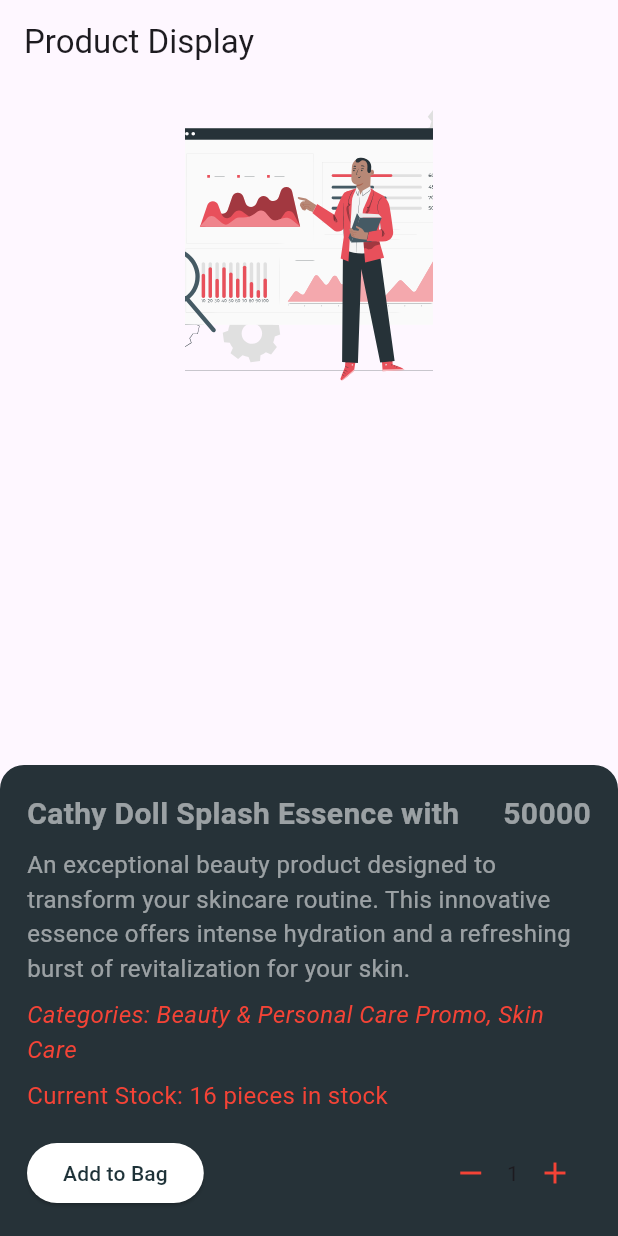
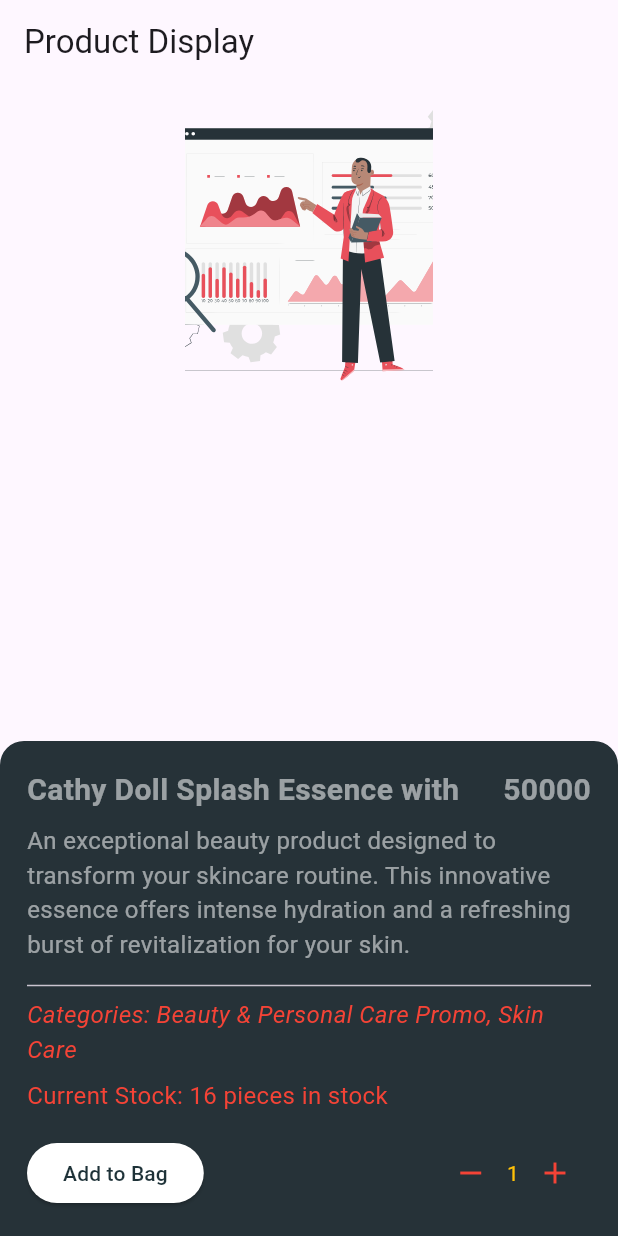
Before and after one commit to jawa-d/phar, a Flutter app: the screen it shows after launch, on a phone screen of 412 x 824 dp. Run offline on Flutter 3.47's test engine with Material 3 defaults, Android fonts, the phone set to English and light mode, and no system bars; our stand-ins replace flutter_svg, flutter_svg_provider, google_fonts, salomon_bottom_bar.

Commit message:
const Divider

```diff
--- a/lib/Medicine.dart
+++ b/lib/Medicine.dart
@@ -31,6 +31,7 @@
           Align(
             alignment: Alignment.bottomCenter,
             child: Container(
+              //height: 0,
               width: double.infinity,
               padding: EdgeInsets.all(16),
               decoration: BoxDecoration(
@@ -65,6 +66,8 @@
                     style: TextStyle(fontSize: 16,color:Colors.white54),
                   ),
                   SizedBox(height: 8),
+
+                   const Divider(),
                   const Text(
                     'Categories: Beauty & Personal Care Promo, Skin Care',
                     style: TextStyle(fontSize: 16, fontStyle: FontStyle.italic, color: Colors.red),
@@ -97,7 +100,7 @@
       icon: Icon(Icons.remove, color: Colors.red), // لون للأيقونة
       onPressed: () {},
     ),
-    Text('1'),
+    Text('1',style: TextStyle(color: Colors.amber),),
     IconButton(
       icon: Icon(Icons.add, color: Colors.red), // لون للأيقونة
       onPressed: () {},
```
